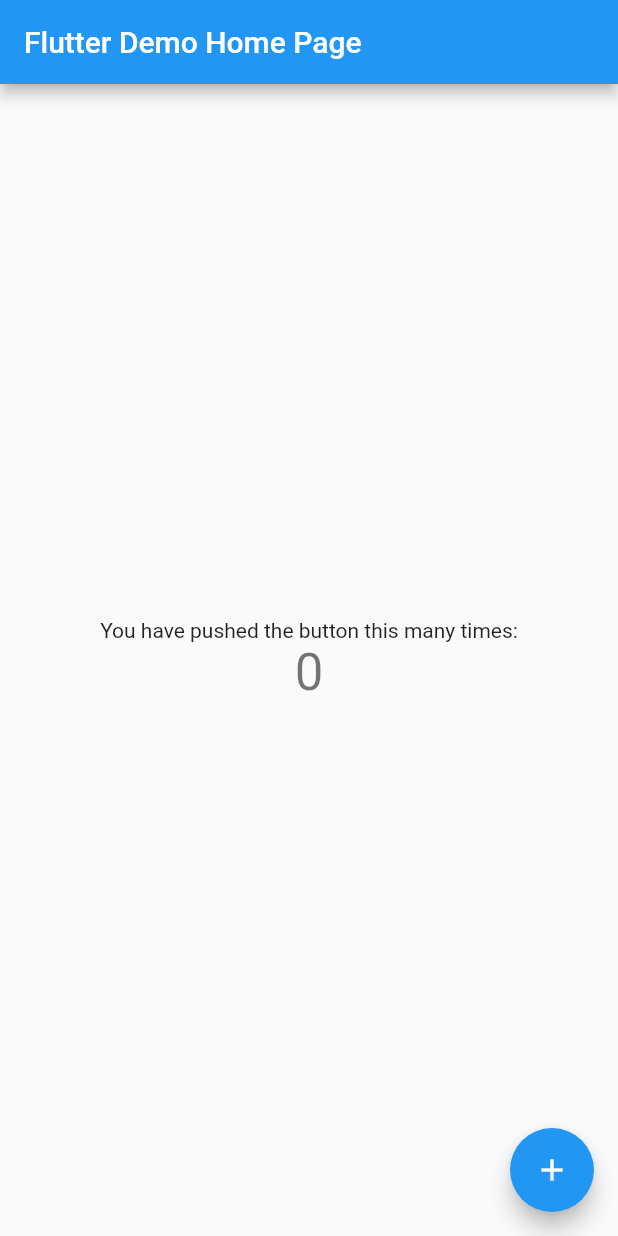
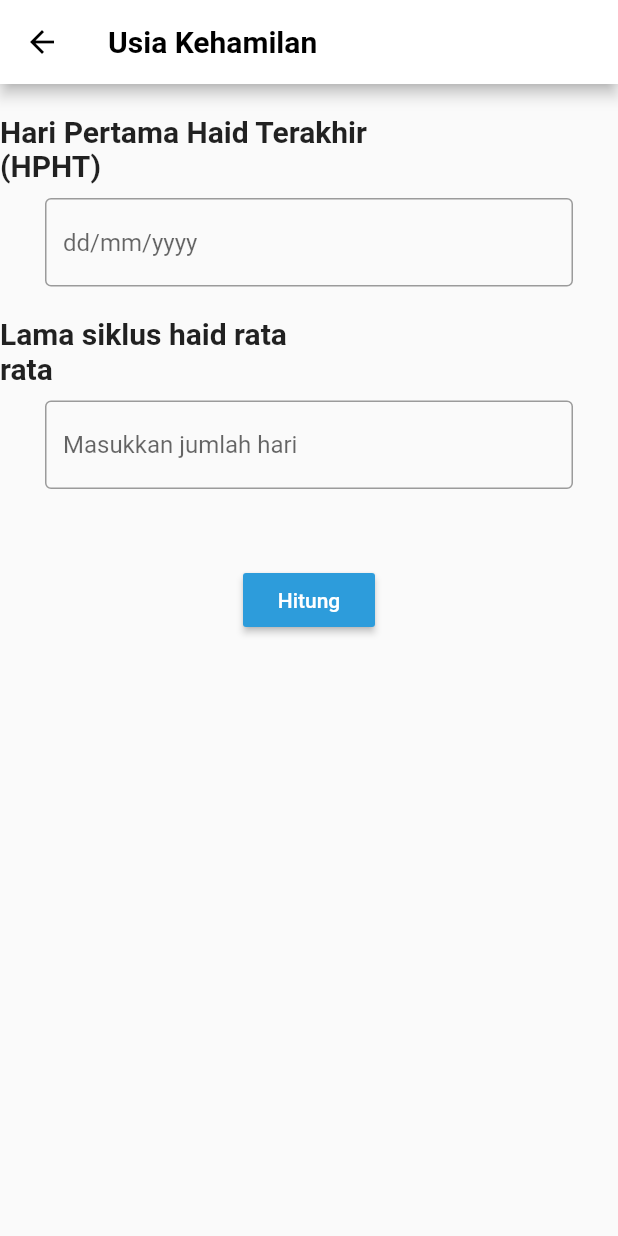
Before and after one commit to ZakkyPahlevi7/project_kehamilan, a Flutter app: the screen it shows after launch, on a phone screen of 412 x 824 dp. Run offline on Flutter 3.47's test engine with Material 2 defaults, Android fonts, the light colour scheme and no system bars.

Commit message:
Kondisi mau selesai, kurang date picker sama button

```diff
--- a/lib/main.dart
+++ b/lib/main.dart
@@ -11,105 +11,71 @@
   @override
   Widget build(BuildContext context) {
     return MaterialApp(
+      debugShowCheckedModeBanner: false,
       title: 'Flutter Demo',
       theme: ThemeData(
-        // This is the theme of your application.
-        //
-        // Try running your application with "flutter run". You'll see the
-        // application has a blue toolbar. Then, without quitting the app, try
-        // changing the primarySwatch below to Colors.green and then invoke
-        // "hot reload" (press "r" in the console where you ran "flutter run",
-        // or simply save your changes to "hot reload" in a Flutter IDE).
-        // Notice that the counter didn't reset back to zero; the application
-        // is not restarted.
         primarySwatch: Colors.blue,
       ),
-      home: const MyHomePage(title: 'Flutter Demo Home Page'),
+      home: MyHomePage(),
     );
   }
 }
 
 class MyHomePage extends StatefulWidget {
-  const MyHomePage({Key? key, required this.title}) : super(key: key);
-
-  // This widget is the home page of your application. It is stateful, meaning
-  // that it has a State object (defined below) that contains fields that affect
-  // how it looks.
-
-  // This class is the configuration for the state. It holds the values (in this
-  // case the title) provided by the parent (in this case the App widget) and
-  // used by the build method of the State. Fields in a Widget subclass are
-  // always marked "final".
-
-  final String title;
-
   @override
   State<MyHomePage> createState() => _MyHomePageState();
 }
 
 class _MyHomePageState extends State<MyHomePage> {
-  int _counter = 0;
-
-  void _incrementCounter() {
-    setState(() {
-      // This call to setState tells the Flutter framework that something has
-      // changed in this State, which causes it to rerun the build method below
-      // so that the display can reflect the updated values. If we changed
-      // _counter without calling setState(), then the build method would not be
-      // called again, and so nothing would appear to happen.
-      _counter++;
-    });
-  }
+  String title = 'Usia Kehamilan';
 
   @override
   Widget build(BuildContext context) {
-    // This method is rerun every time setState is called, for instance as done
-    // by the _incrementCounter method above.
-    //
-    // The Flutter framework has been optimized to make rerunning build methods
-    // fast, so that you can just rebuild anything that needs updating rather
-    // than having to individually change instances of widgets.
     return Scaffold(
       appBar: AppBar(
-        // Here we take the value from the MyHomePage object that was created by
-        // the App.build method, and use it to set our appbar title.
-        title: Text(widget.title),
+        leading: Icon(
+          Icons.arrow_back,
+          color: Colors.black,
+        ),
+        title: Text(
+          title,
+          style: TextStyle(color: Colors.black, fontWeight: FontWeight.bold),
+        ),
+        backgroundColor: Colors.white,
       ),
-      body: Center(
-        // Center is a layout widget. It takes a single child and positions it
-        // in the middle of the parent.
+      body: Container(
         child: Column(
-          // Column is also a layout widget. It takes a list of children and
-          // arranges them vertically. By default, it sizes itself to fit its
-          // children horizontally, and tries to be as tall as its parent.
-          //
-          // Invoke "debug painting" (press "p" in the console, choose the
-          // "Toggle Debug Paint" action from the Flutter Inspector in Android
-          // Studio, or the "Toggle Debug Paint" command in Visual Studio Code)
-          // to see the wireframe for each widget.
-          //
-          // Column has various properties to control how it sizes itself and
-          // how it positions its children. Here we use mainAxisAlignment to
-          // center the children vertically; the main axis here is the vertical
-          // axis because Columns are vertical (the cross axis would be
-          // horizontal).
-          mainAxisAlignment: MainAxisAlignment.center,
-          children: <Widget>[
-            const Text(
-              'You have pushed the button this many times:',
+          children: [
+            Container(
+              margin: EdgeInsets.fromLTRB(0, 20, 125, 10),
+              child: Text('Hari Pertama Haid Terakhir (HPHT)', style: TextStyle(fontSize: 20.0, fontWeight: FontWeight.bold),),
             ),
-            Text(
-              '$_counter',
-              style: Theme.of(context).textTheme.headline4,
+           Container(
+              margin: EdgeInsets.fromLTRB(30, 0, 30, 0),
+              child: TextField(
+              decoration: InputDecoration(border: OutlineInputBorder(), hintText: 'dd/mm/yyyy'),
+            )
+           ),
+            Container(
+              margin: EdgeInsets.fromLTRB(0, 20, 210, 10),
+              child: Text('Lama siklus haid rata rata', style: TextStyle(fontSize: 20.0, fontWeight: FontWeight.bold),),
             ),
+           Container(
+              margin: EdgeInsets.fromLTRB(30, 0, 30, 0),
+              child: TextField(
+              decoration: InputDecoration(border: OutlineInputBorder(), hintText: 'Masukkan jumlah hari'),
+            )
+           ),
+           Container(
+             margin: EdgeInsets.fromLTRB(0, 50, 0, 0),
+             child: RaisedButton(onPressed: (){},
+             color: Color(0xff2D9CDB),
+             child: Text('Hitung', style: TextStyle(color: Colors.white),)
+             ),
+           )
           ],
         ),
-      ),
-      floatingActionButton: FloatingActionButton(
-        onPressed: _incrementCounter,
-        tooltip: 'Increment',
-        child: const Icon(Icons.add),
-      ), // This trailing comma makes auto-formatting nicer for build methods.
+      )
     );
   }
 }
```
